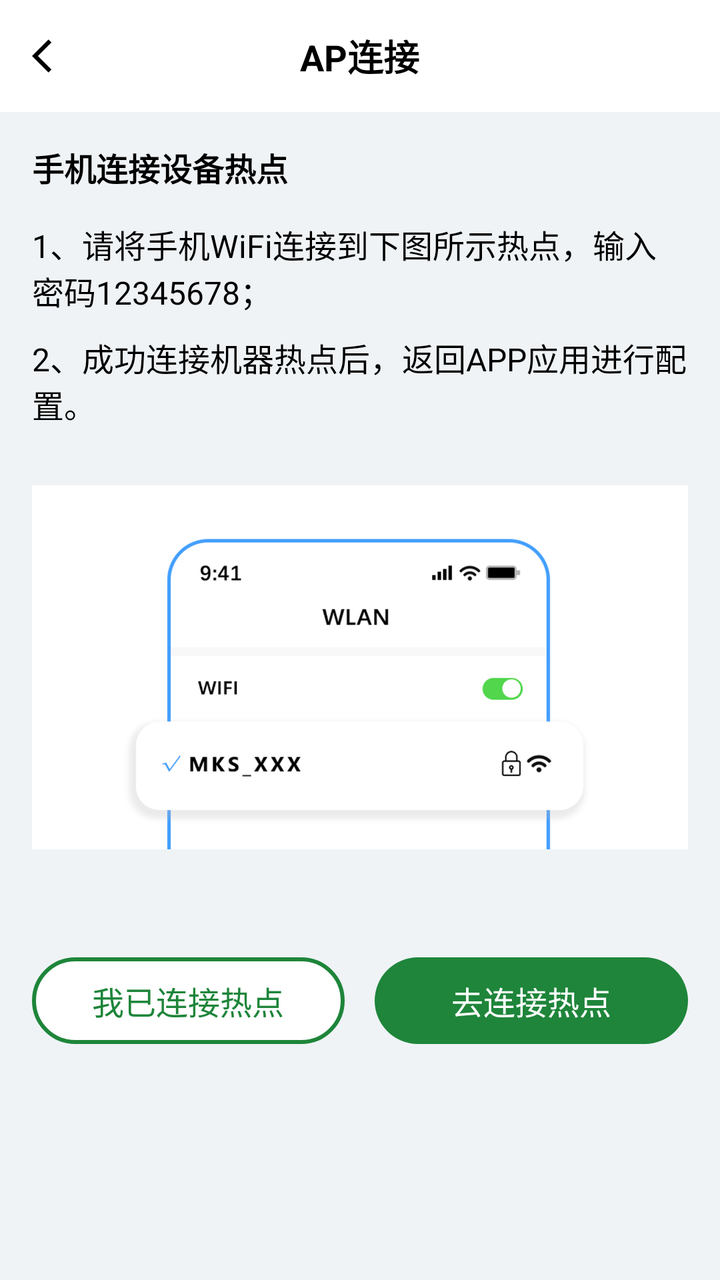
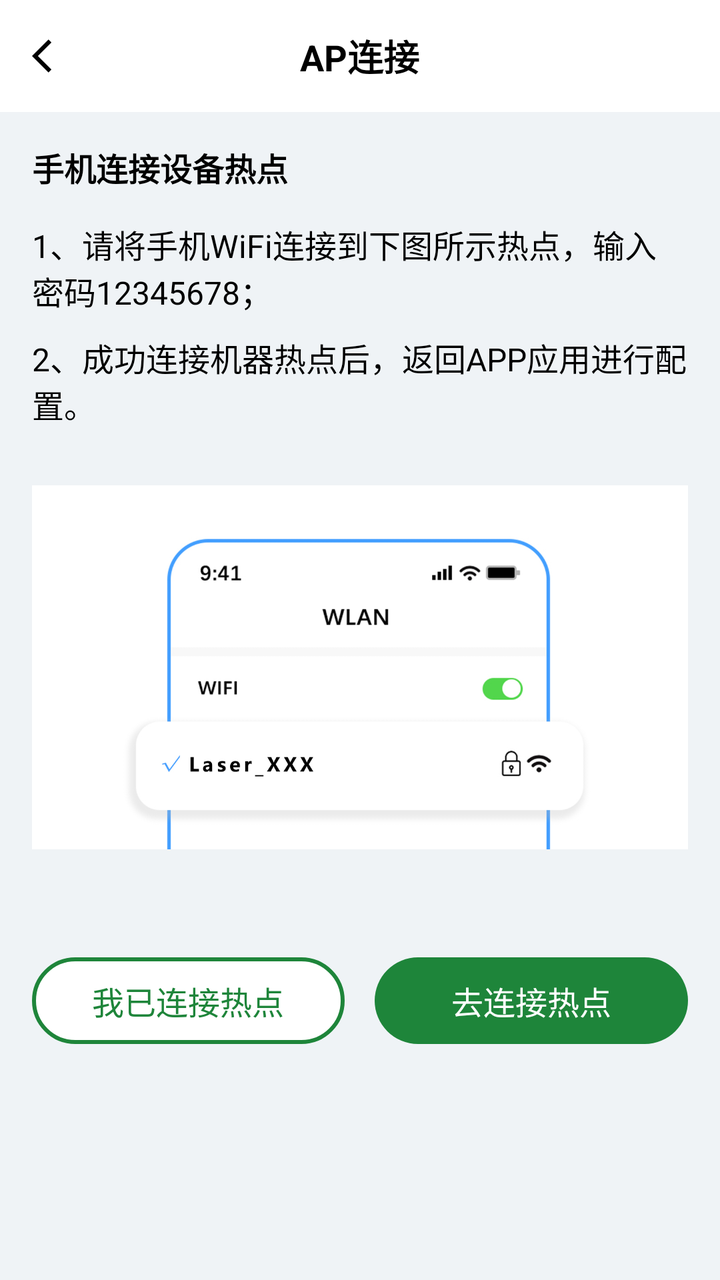

Before-and-after screenshots of an Android layout around one commit, followed by the original layout XML and the change that was made.
<!-- AndroidManifest.xml: activity theme AppTheme.NoActionBar -->
<!-- res/layout/activity_ap_model_add.xml -->
<layout xmlns:android="http://schemas.android.com/apk/res/android">

    <LinearLayout
        android:layout_width="match_parent"
        android:layout_height="match_parent"
        android:orientation="vertical"
        android:background="@color/ColorGray">

        
        <RelativeLayout
            android:id="@+id/status_bar"
            android:layout_width="match_parent"
            android:layout_height="?actionBarSize"
            android:background="@color/colorWhite">

            
            <ImageView
                android:id="@+id/iv_back"
                android:layout_width="20dp"
                android:layout_height="match_parent"
                android:layout_alignParentStart="true"
                android:layout_centerVertical="true"
                android:layout_marginStart="16dp"
                android:src="@drawable/ic_back" />

            
            <TextView
                android:layout_width="wrap_content"
                android:layout_height="match_parent"
                android:layout_centerHorizontal="true"
                android:gravity="center"
                android:text="AP连接"
                android:textColor="@color/colorBlack"
                android:textSize="18sp"
                android:textStyle="bold" />

        </RelativeLayout>

        <LinearLayout
            android:layout_width="match_parent"
            android:layout_height="match_parent"
            android:padding="16dp"
            android:orientation="vertical">

            <TextView
                android:layout_width="match_parent"
                android:layout_height="wrap_content"
                android:text="手机连接设备热点"
                android:textColor="@color/colorBlack"
                android:textSize="16sp"
                android:textStyle="bold"/>

            <LinearLayout
                android:layout_width="match_parent"
                android:layout_height="wrap_content"
                android:layout_marginTop="15dp"
                android:orientation="vertical">

                <TextView
                    android:layout_width="match_parent"
                    android:layout_height="wrap_content"
                    android:text="1、请将手机WiFi连接到下图所示热点，输入密码12345678；"
                    android:textColor="@color/colorBlack"
                    android:textSize="16sp"/>

                <TextView
                    android:layout_width="match_parent"
                    android:layout_height="wrap_content"
                    android:layout_marginTop="10dp"
                    android:text="2、成功连接机器热点后，返回APP应用进行配置。"
                    android:textColor="@color/colorBlack"
                    android:textSize="16sp"/>

            </LinearLayout>
            
            <ImageView
                android:layout_width="match_parent"
                android:layout_height="200dp"
                android:layout_marginTop="20dp"
                android:src="@mipmap/ic_wifi_connect_tips"/>


            <LinearLayout
                android:layout_width="match_parent"
                android:layout_height="wrap_content"
                android:layout_marginTop="45dp"
                android:orientation="horizontal">

                <TextView
                    android:id="@+id/tv_connected_hotspot"
                    android:layout_width="0dp"
                    android:layout_height="wrap_content"
                    android:layout_weight="1"
                    android:gravity="center"
                    android:text="我已连接热点"
                    android:textSize="16sp"
                    android:textColor="@color/colorGreen"
                    android:background="@drawable/bg_white_green_1e853a_r30"
                    android:padding="10dp"/>

                <TextView
                    android:id="@+id/tv_to_connect_hotspot"
                    android:layout_width="0dp"
                    android:layout_height="wrap_content"
                    android:layout_weight="1"
                    android:gravity="center"
                    android:layout_marginStart="15dp"
                    android:text="去连接热点"
                    android:textSize="16sp"
                    android:textColor="@color/colorWhite"
                    android:background="@drawable/bg_green_1e853a_r30"
                    android:padding="10dp"/>


            </LinearLayout>

        </LinearLayout>

    </LinearLayout>

</layout>
<!-- resources referenced by this layout -->
<resources>
  <color name="ColorGray">#eff3f6</color>
  <color name="colorBlack">#000000</color>
  <color name="colorGreen">#1e853a</color>
  <color name="colorWhite">#ffffff</color>
  <!-- drawable bg_green_1e853a_r30 (drawable) -->
  <?xml version="1.0" encoding="utf-8"?>
  <shape xmlns:android="http://schemas.android.com/apk/res/android">
  
      <solid android:color="@color/colorGreen" />
  
  
      <corners android:radius="30dp" />
  
  </shape>
  <!-- drawable bg_white_green_1e853a_r30 (drawable) -->
  <?xml version="1.0" encoding="utf-8"?>
  <shape xmlns:android="http://schemas.android.com/apk/res/android">
  
      <solid android:color="@color/colorWhite" />
  
      <stroke android:color="@color/colorGreen" android:width="2dp"/>
  
      <corners android:radius="30dp" />
  
  </shape>
  <!-- drawable ic_back (drawable) -->
  <vector xmlns:android="http://schemas.android.com/apk/res/android" android:autoMirrored="true" android:height="24dp" android:tint="#000000" android:viewportHeight="24" android:viewportWidth="24" android:width="24dp">
        
      <path android:fillColor="@android:color/white" android:pathData="M11.67,3.87L9.9,2.1 0,12l9.9,9.9 1.77,-1.77L3.54,12z"/>
      
  </vector>
  <!-- mipmap ic_wifi_connect_tips: jpg bitmap (mipmap-xxxhdpi, 149053 bytes) -->
  <style name="AppTheme.NoActionBar">
          <item name="windowActionBar">false</item>
          <item name="windowNoTitle">true</item>
      </style>
</resources>

<!-- the commit's change to res/layout/activity_ap_model_add.xml (unified diff, before → after) -->
@@ -77,7 +77,7 @@
                 android:layout_width="match_parent"
                 android:layout_height="200dp"
                 android:layout_marginTop="20dp"
-                android:src="@mipmap/ic_wifi_connect_tips"/>
+                android:src="@mipmap/ic_wifi_connect_tips_laser"/>
 
 
             <LinearLayout
<!-- resource entries referenced after the edit -->
@@ -31,7 +31,7 @@
       <path android:fillColor="@android:color/white" android:pathData="M11.67,3.87L9.9,2.1 0,12l9.9,9.9 1.77,-1.77L3.54,12z"/>
       
   </vector>
-  <!-- mipmap ic_wifi_connect_tips: jpg bitmap (mipmap-xxxhdpi, 149053 bytes) -->
+  <!-- mipmap ic_wifi_connect_tips_laser: jpg bitmap (mipmap-xxxhdpi, 150790 bytes) -->
   <style name="AppTheme.NoActionBar">
           <item name="windowActionBar">false</item>
           <item name="windowNoTitle">true</item>
